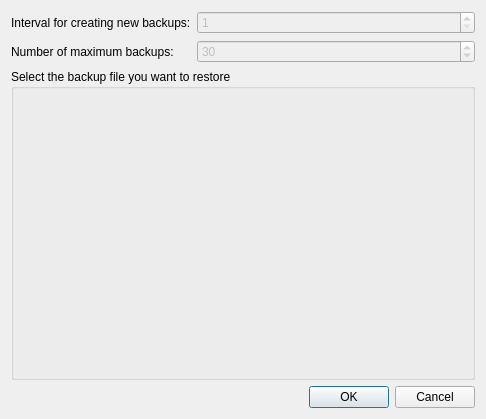
Above: src/ui/backup.ui from hakaishi/nobleNote before the change. Below: the same form after it.
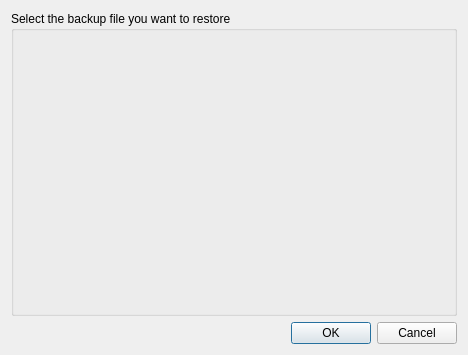
That is the form after the change.

Diff of the .ui file:
```diff
--- a/src/ui/backup.ui
+++ b/src/ui/backup.ui
@@ -6,22 +6,25 @@
    <rect>
     <x>0</x>
     <y>0</y>
-    <width>486</width>
-    <height>419</height>
+    <width>468</width>
+    <height>355</height>
    </rect>
   </property>
   <property name="windowTitle">
    <string>Dialog</string>
   </property>
   <layout class="QGridLayout" name="gridLayout">
-   <item row="3" column="1">
+   <item row="1" column="0">
     <widget class="QDialogButtonBox" name="buttonBox">
+     <property name="orientation">
+      <enum>Qt::Horizontal</enum>
+     </property>
      <property name="standardButtons">
       <set>QDialogButtonBox::Cancel|QDialogButtonBox::Ok</set>
      </property>
     </widget>
    </item>
-   <item row="2" column="0" colspan="2">
+   <item row="0" column="0">
     <widget class="QGroupBox" name="groupBox">
      <property name="title">
       <string>Select the backup file you want to restore</string>
@@ -29,49 +32,6 @@
      <layout class="QGridLayout" name="gridLayout_2"/>
     </widget>
    </item>
-   <item row="0" column="1">
-    <widget class="QSpinBox" name="intervalSpinBox">
-     <property name="enabled">
-      <bool>false</bool>
-     </property>
-     <property name="toolTip">
-      <string>Value in days</string>
-     </property>
-     <property name="minimum">
-      <number>1</number>
-     </property>
-    </widget>
-   </item>
-   <item row="0" column="0">
-    <widget class="QLabel" name="label">
-     <property name="text">
-      <string>Interval for creating new backups:</string>
-     </property>
-    </widget>
-   </item>
-   <item row="1" column="1">
-    <widget class="QSpinBox" name="maxBackupsSpinBox">
-     <property name="enabled">
-      <bool>false</bool>
-     </property>
-     <property name="toolTip">
-      <string>Zero means only a copy of the note</string>
-     </property>
-     <property name="maximum">
-      <number>999</number>
-     </property>
-     <property name="value">
-      <number>30</number>
-     </property>
-    </widget>
-   </item>
-   <item row="1" column="0">
-    <widget class="QLabel" name="label_2">
-     <property name="text">
-      <string>Number of maximum backups:</string>
-     </property>
-    </widget>
-   </item>
   </layout>
  </widget>
  <resources/>
```
Left out of the diff: 32 changed lines with no effect on the pictures.
